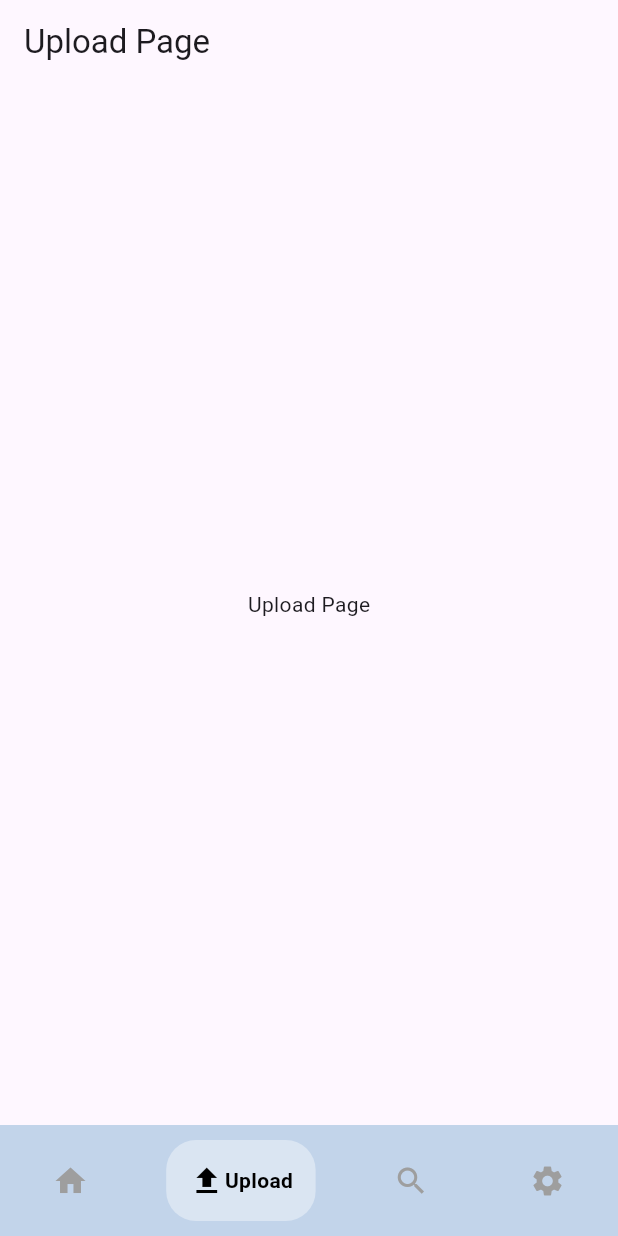
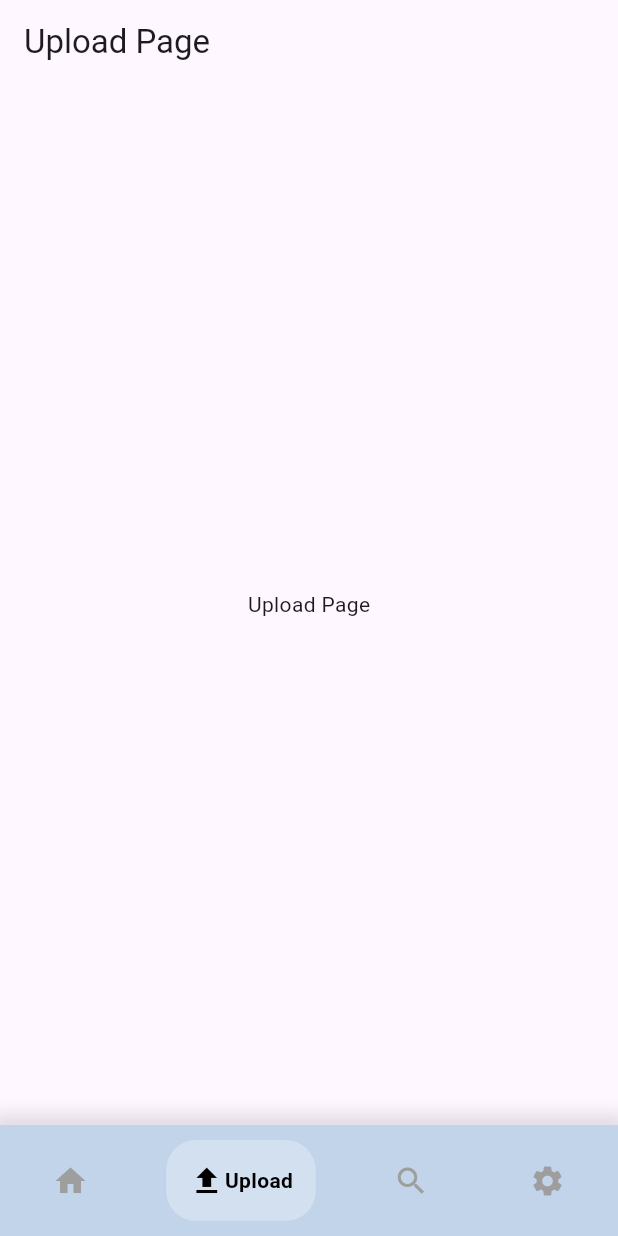
Before and after one commit to Dhruv-0-Arora/hackPNW, a Flutter app: the screen it shows after launch, item 2 of the bottom bar chosen, on a phone screen of 412 x 824 dp. Run offline on Flutter 3.47's test engine with Material 3 defaults, Android fonts, the light colour scheme and no system bars; drawn by our look-alikes of google_nav_bar; our stand-ins replace get, youtube_player_flutter.

Commit message:
Fixed the drop shadow of Google Navigation bar
Now Zach will organize the code

```diff
--- a/lib/Core/gnav_bar.dart
+++ b/lib/Core/gnav_bar.dart
@@ -13,14 +13,27 @@ class GoogleNavBar extends StatelessWidget {
         Get.put(BottomNavigationBarController());
 
     return Scaffold(
-        bottomNavigationBar: Container(
+        bottomNavigationBar:
+
+          Container(
             padding: const EdgeInsets.symmetric(horizontal: 10),
-          decoration: const BoxDecoration(color: Constants.secondary),
+            decoration: BoxDecoration( // Shadow and designing of the google nav bar
+              color: Constants.secondary,
+              boxShadow: [
+                BoxShadow(
+                  blurRadius: 7,
+                  spreadRadius: 5,
+                  color: Colors.black.withOpacity(.1),
+                  offset: const Offset(0, -3)
+                )
+              ]
+
+            ),
             child: GNav(
               activeColor: Colors.black,
               color: Colors.grey,
               backgroundColor: Constants.secondary,
-            tabBackgroundColor: const Color.fromARGB(100, 255, 255, 255),
+              tabBackgroundColor: const Color.fromARGB(70, 255, 255, 255),
               tabBorderRadius: 20,
               tabMargin: const EdgeInsets.all(10),
               padding: const EdgeInsets.symmetric(horizontal: 15, vertical: 15),
@@ -35,6 +48,8 @@ class GoogleNavBar extends StatelessWidget {
               ],
             ),
           ),
+
+
         body: Obx(
           () => _controller.pages[_controller.index.value],
         ));
--- a/lib/UI/settings_page.dart
+++ b/lib/UI/settings_page.dart
@@ -2,6 +2,8 @@ import 'package:flutter/material.dart';
 import 'package:hack_pnw/Core/constants.dart';
 
 class SettingsPage extends StatelessWidget {
+  const SettingsPage({super.key});
+
   // final user = FirebaseAuth.instance.currentUser;
   // final userProfilePictureUrl = user?.photoURL ?? '';
 
```
Lines whose indentation alone changed are shown as unchanged.
